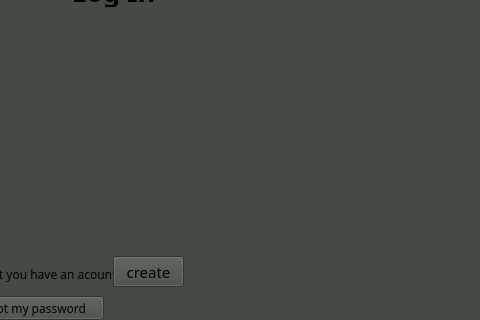
First picture: the form in mainwindow.ui, repository afsharz/Zombie-vs-Plant, before the edit; both pictures show x 187 to 667 and y 124 to 444 of the 667 by 586 pixel window.
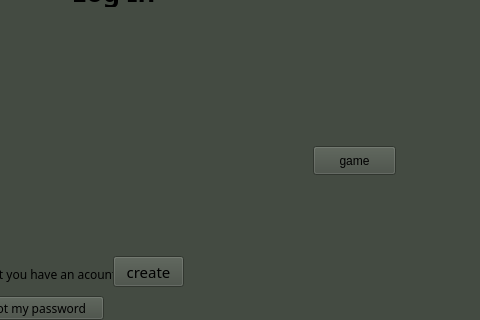
Second picture: the form after the edit. Icons and pictures are not drawn.

Diff of the .ui file:
```diff
--- a/mainwindow.ui
+++ b/mainwindow.ui
@@ -359,6 +359,19 @@
      <string/>
     </property>
    </widget>
+   <widget class="QPushButton" name="pushButton_4">
+    <property name="geometry">
+     <rect>
+      <x>500</x>
+      <y>270</y>
+      <width>83</width>
+      <height>29</height>
+     </rect>
+    </property>
+    <property name="text">
+     <string>game</string>
+    </property>
+   </widget>
   </widget>
   <widget class="QMenuBar" name="menubar">
    <property name="geometry">
```
Left out of the diff: 2 changed lines with no effect on the pictures.
